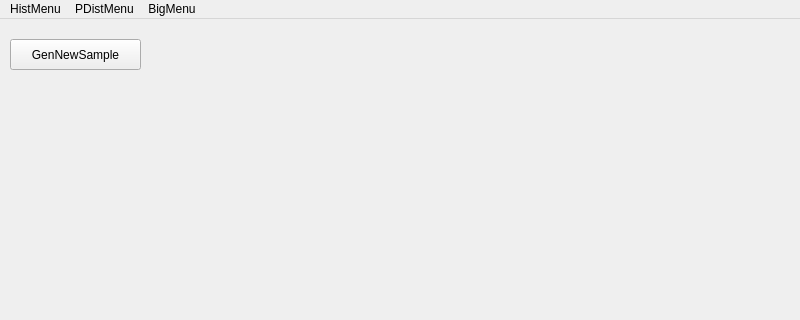
This is big_prog/mainwindow.ui in Lolikion228/StatBigProg as Qt 5 draws it before an edit; both pictures show x 0 to 800 and y 0 to 320 of the 800 by 600 pixel window. The edited form follows.
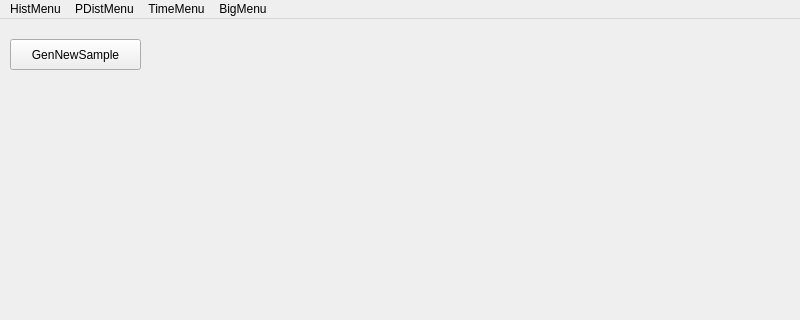
This is the edited form.

Commit message: first ver of DrawTime

Patch:
```diff
--- a/big_prog/mainwindow.ui
+++ b/big_prog/mainwindow.ui
@@ -59,8 +59,16 @@
     <addaction name="actionSetPDistGenParams"/>
     <addaction name="actionResetPDistParams"/>
    </widget>
+   <widget class="QMenu" name="menuTimeMenu">
+    <property name="title">
+     <string>TimeMenu</string>
+    </property>
+    <addaction name="actionDrawTime"/>
+    <addaction name="actionResetTimeParams"/>
+   </widget>
    <addaction name="menuQMenu"/>
    <addaction name="menuPDistMenu"/>
+   <addaction name="menuTimeMenu"/>
    <addaction name="menuBigMenu"/>
   </widget>
   <widget class="QStatusBar" name="statusbar"/>
```
Left out of the diff: 10 changed lines with no effect on the pictures. The commit also changes 2 other files.
